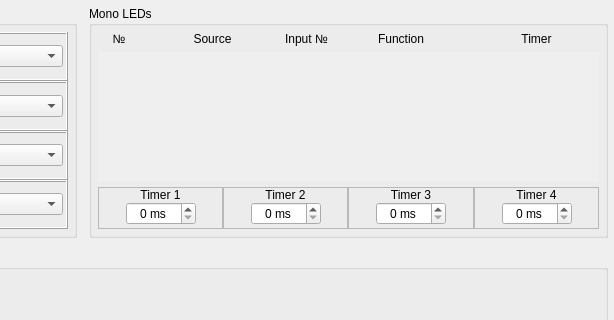
First picture: the form in src/widgets/led/ledconfig.ui, repository anpeaco/FreeJoyXConfiguratorQt, before the edit; both pictures show x 448 to 1062 and y 0 to 320 of the 1062 by 603 pixel window.
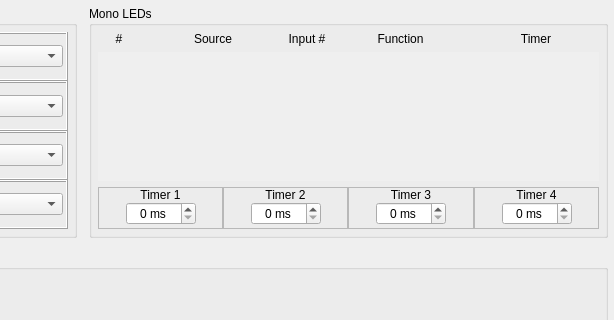
Second picture: the form after the edit. Custom widgets are drawn as their Qt base class.

The edit to the form file:
```diff
--- a/src/widgets/led/ledconfig.ui
+++ b/src/widgets/led/ledconfig.ui
@@ -410,7 +410,7 @@
            </size>
           </property>
           <property name="text">
-           <string>№</string>
+           <string>#</string>
           </property>
           <property name="alignment">
            <set>Qt::AlignmentFlag::AlignCenter</set>
@@ -442,7 +442,7 @@
            </size>
           </property>
           <property name="text">
-           <string>Input №</string>
+           <string>Input #</string>
           </property>
           <property name="alignment">
            <set>Qt::AlignmentFlag::AlignCenter</set>
@@ -902,6 +902,11 @@
    <extends>QSpinBox</extends>
    <header>altspinbox.h</header>
   </customwidget>
+  <customwidget>
+   <class>CenteredCBox</class>
+   <extends>QComboBox</extends>
+   <header>centered_cbox.h</header>
+  </customwidget>
  </customwidgets>
  <resources/>
  <connections/>
```
Left out of the diff: 8 changed lines with no effect on the pictures.
